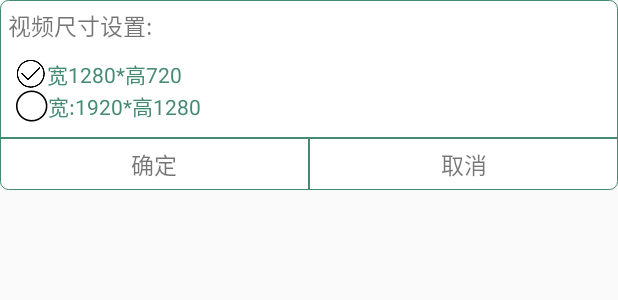
After one commit to zw21544182/LU, an Android app: the layout dialog_choose.xml on its own in the app's theme, with its tools: preview values and no code run, on a phone screen of 412 x 824 dp. The commit adds this screen. Shown: the top 300 px of the screen. Run offline under Robolectric (Android 15) with nearby library versions, the phone set to English and light mode, and no system bars.

Commit message:
增加视频尺寸设置功能

```diff
--- /dev/null
+++ b/app/src/main/res/drawable/rd_icon.xml
@@ -0,0 +1,5 @@
+<?xml version="1.0" encoding="utf-8"?>
+<selector xmlns:android="http://schemas.android.com/apk/res/android">
+    <item android:drawable="@mipmap/choose" android:state_checked="true" />
+    <item android:drawable="@mipmap/unchoose" android:state_checked="false" />
+</selector>
--- /dev/null
+++ b/app/src/main/res/layout/dialog_choose.xml
@@ -0,0 +1,87 @@
+<?xml version="1.0" encoding="utf-8"?>
+<LinearLayout xmlns:android="http://schemas.android.com/apk/res/android"
+    android:layout_width="match_parent"
+    android:layout_height="wrap_content"
+    android:background="@drawable/bg_rename"
+    android:orientation="vertical">
+
+    <TextView
+        android:layout_width="wrap_content"
+        android:layout_height="wrap_content"
+        android:layout_marginLeft="5dp"
+        android:layout_marginTop="5dp"
+        android:text="@string/setsize"
+        android:textSize="15dp" />
+
+    <RadioGroup
+        android:id="@+id/rgSize"
+        android:layout_width="match_parent"
+        android:layout_height="wrap_content"
+        android:orientation="vertical"
+        android:padding="10dp">
+
+        <RadioButton
+            android:id="@+id/rb2"
+            android:layout_width="wrap_content"
+            android:layout_height="wrap_content"
+            android:button="@drawable/rd_icon"
+            android:checked="true"
+            android:text="@string/size2"
+            android:textColor="#458B74" />
+
+        <RadioButton
+            android:id="@+id/rb1"
+            android:layout_width="wrap_content"
+            android:layout_height="wrap_content"
+            android:button="@drawable/rd_icon"
+            android:text="@string/size1"
+            android:textColor="#458B74" />
+    </RadioGroup>
+
+    <View
+        android:layout_width="match_parent"
+        android:layout_height="1dp"
+        android:background="#458B74" />
+
+    <LinearLayout
+        android:layout_width="match_parent"
+        android:layout_height="wrap_content"
+        android:orientation="horizontal"
+        android:weightSum="2">
+
+        <RelativeLayout
+            android:id="@+id/rlPos"
+            android:layout_width="0dp"
+            android:layout_height="wrap_content"
+            android:layout_weight="1">
+
+            <TextView
+                android:layout_width="wrap_content"
+                android:layout_height="wrap_content"
+                android:layout_centerInParent="true"
+                android:padding="5dp"
+                android:text="@string/sure"
+                android:textSize="15dp" />
+        </RelativeLayout>
+
+        <View
+            android:layout_width="1dp"
+            android:layout_height="match_parent"
+            android:background="#458B74" />
+
+        <RelativeLayout
+            android:id="@+id/rlNeg"
+            android:layout_width="0dp"
+            android:layout_height="wrap_content"
+            android:layout_weight="1">
+
+            <TextView
+                android:layout_width="wrap_content"
+                android:layout_height="wrap_content"
+                android:layout_centerInParent="true"
+                android:padding="5dp"
+                android:text="@string/resver"
+                android:textSize="15dp" />
+        </RelativeLayout>
+    </LinearLayout>
+</LinearLayout>
--- a/app/src/main/res/values/strings.xml
+++ b/app/src/main/res/values/strings.xml
@@ -12,4 +12,10 @@
     <string name="versionInfo">版本:1.0.0 </string>
     <string name="support">本软件由邢伟璐制作开发</string>
     <string name="updateInfo">最新版本</string>
+    <string name="size1">宽:1920*高1280</string>
+    <string name="size2">宽1280*高720</string>
+    <string name="sure">确定</string>
+    <string name="resver">取消</string>
+    <string name="savesucess">保存成功</string>
+    <string name="setsize">视频尺寸设置:</string>
 </resources>
```
Also changed, not shown: app/src/main/java/com/example/xingwei/lu/fragment/SetFragment.java (+13 -0 lines), app/src/main/java/com/example/xingwei/lu/view/ChooseDialog.java (added, +91 -0 lines), app/src/main/res/mipmap-xxhdpi/choose.png (added), app/src/main/res/mipmap-xxhdpi/unchoose.png (added).
